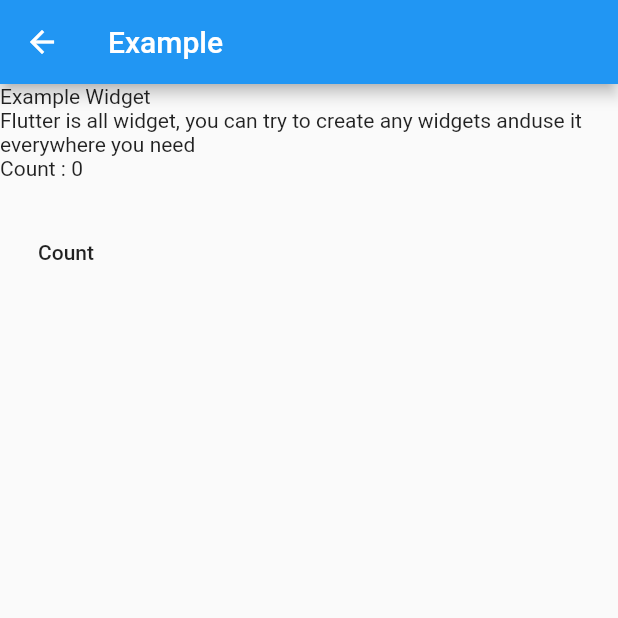
After one commit to Meruya-Technology/flutter_boilerplate, a Flutter app: the ExamplePage screen opened by its route, on a phone screen of 412 x 824 dp, the top half of it. The commit adds this screen. Run offline on Flutter 3.47's test engine with Material 2 defaults, Android fonts, the phone set to English and light mode, and no system bars.

Commit message:
Initial commit

```diff
--- /dev/null
+++ b/lib/common/consts/routes.dart
@@ -0,0 +1,11 @@
+import 'package:flutter/material.dart';
+import 'package:flutter_boilerplate/presentation/pages/example_page.dart';
+
+class Routes {
+  static Map<String, Widget Function(BuildContext)> indexs(
+      BuildContext context) {
+    return {
+      ExamplePage.routeName: (context) => const ExamplePage(),
+    };
+  }
+}
--- /dev/null
+++ b/lib/common/core/error_handler.dart
@@ -0,0 +1,5 @@
+import 'custom_error.dart';
+
+abstract class ErrorHandler {
+  CustomError formatError(dynamic error);
+}
--- /dev/null
+++ b/lib/domain/repositories/example_repository.dart
@@ -0,0 +1 @@
+abstract class ExampleRepository {}
--- /dev/null
+++ b/lib/infrastructure/datasources/example_datasource.dart
@@ -0,0 +1 @@
+abstract class ExampleDatasource {}
--- /dev/null
+++ b/lib/infrastructure/datasources/example_datasource_impl.dart
@@ -0,0 +1,3 @@
+import 'example_datasource.dart';
+
+class ExampleDatasourceImpl implements ExampleDatasource {}
--- /dev/null
+++ b/lib/infrastructure/repositories/example_repository_impl.dart
@@ -0,0 +1,3 @@
+import 'package:flutter_boilerplate/domain/repositories/example_repository.dart';
+
+class ExampleRepositoryImpl extends ExampleRepository {}
--- a/lib/main.dart
+++ b/lib/main.dart
@@ -1,4 +1,5 @@
 import 'package:flutter/material.dart';
+import 'package:flutter_boilerplate/common/consts/routes.dart';
 
 void main() {
   runApp(MyApp());
@@ -13,6 +14,7 @@ class MyApp extends StatelessWidget {
       theme: ThemeData(
         primarySwatch: Colors.blue,
       ),
+      routes: Routes.indexs(context),
       home: MyHomePage(title: 'Flutter Demo Home Page'),
     );
   }
--- /dev/null
+++ b/lib/presentation/pages/example_page.dart
@@ -0,0 +1,31 @@
+import 'package:flutter/material.dart';
+import 'package:flutter_boilerplate/presentation/providers/example_provider.dart';
+import 'package:flutter_boilerplate/presentation/widgets/example_widget.dart';
+import 'package:provider/provider.dart';
+
+class ExamplePage extends StatelessWidget {
+  static const String routeName = '/example';
+  const ExamplePage({Key? key}) : super(key: key);
+
+  @override
+  Widget build(BuildContext context) {
+    return ChangeNotifierProvider<ExampleProvider>(
+      create: (context) => ExampleProvider(
+        context: context,
+      ),
+      builder: (context, child) {
+        return Scaffold(
+          appBar: AppBar(
+            title: Text('Example'),
+          ),
+          body: Consumer<ExampleProvider>(
+            builder: (context, provider, child) => ExampleWidget(
+              counter: provider.counter,
+              onCounterTap: provider.count,
+            ),
+          ),
+        );
+      },
+    );
+  }
+}
--- /dev/null
+++ b/lib/presentation/providers/example_provider.dart
@@ -0,0 +1,24 @@
+import 'package:flutter/material.dart';
+
+class ExampleProvider extends ChangeNotifier {
+  /// Constructor
+  final BuildContext context;
+  ExampleProvider({
+    required this.context,
+  });
+
+  /// Initial variable
+  final _pageTitle = 'Example';
+
+  /// Dynamic variable
+  var _counter = 0;
+
+  /// Getter
+  String get pageTitle => _pageTitle;
+  int get counter => _counter;
+
+  /// Method
+  void count() {
+    _counter++;
+  }
+}
--- /dev/null
+++ b/lib/presentation/widgets/example_widget.dart
@@ -0,0 +1,31 @@
+import 'package:flutter/material.dart';
+
+class ExampleWidget extends StatelessWidget {
+  final VoidCallback onCounterTap;
+  final int counter;
+  const ExampleWidget({
+    required this.onCounterTap,
+    required this.counter,
+    Key? key,
+  }) : super(key: key);
+
+  @override
+  Widget build(BuildContext context) {
+    return Container(
+      child: Column(
+        crossAxisAlignment: CrossAxisAlignment.start,
+        children: [
+          Text('Example Widget'),
+          Text('Flutter is all widget, you can try to create any widgets and'
+              'use it everywhere you need'),
+          Text('Count : ${counter.toString()}'),
+          SizedBox(height: 24),
+          MaterialButton(
+            child: Text('Count'),
+            onPressed: onCounterTap,
+          ),
+        ],
+      ),
+    );
+  }
+}
```
Also changed, not shown: lib/common/core/custom_error.dart (added, +8 -0 lines), lib/common/core/usecase.dart (added, +18 -0 lines).
